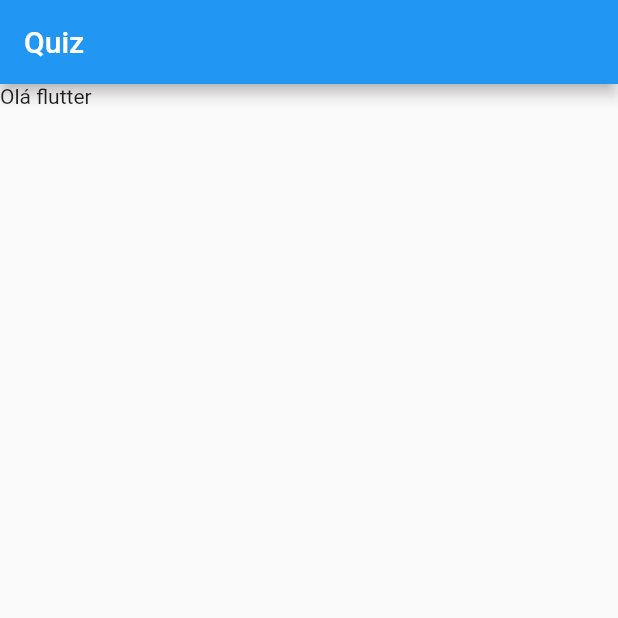
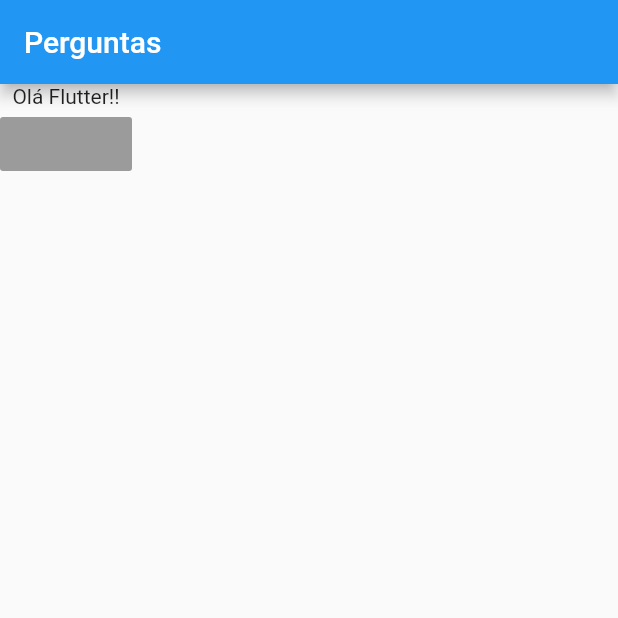
Before and after one commit to diegogit03/flutter-quiz, a Flutter app: the screen it shows after launch, on a phone screen of 412 x 824 dp, the top half of it. Run offline on Flutter 3.47's test engine with Material 2 defaults, Android fonts, the light colour scheme and no system bars.

```diff
--- a/lib/main.dart
+++ b/lib/main.dart
@@ -8,10 +8,18 @@ class PerguntaApp extends StatelessWidget {
   Widget build(BuildContext context) {
     return MaterialApp(
       home: Scaffold(
-          appBar: AppBar(
-            title: Text('Quiz'),
-          ),
-          body: Text('Olá flutter')),
+        appBar: AppBar(
+          title: Text('Perguntas'),
+        ),
+        body: Column(
+          children: <Widget>[
+            Text('Olá Flutter!!'),
+            RaisedButton(
+              child: Text(''),
+            )
+          ],
+        )
+      )
     );
   }
 }
```
Also changed, not shown: 1 other file.
